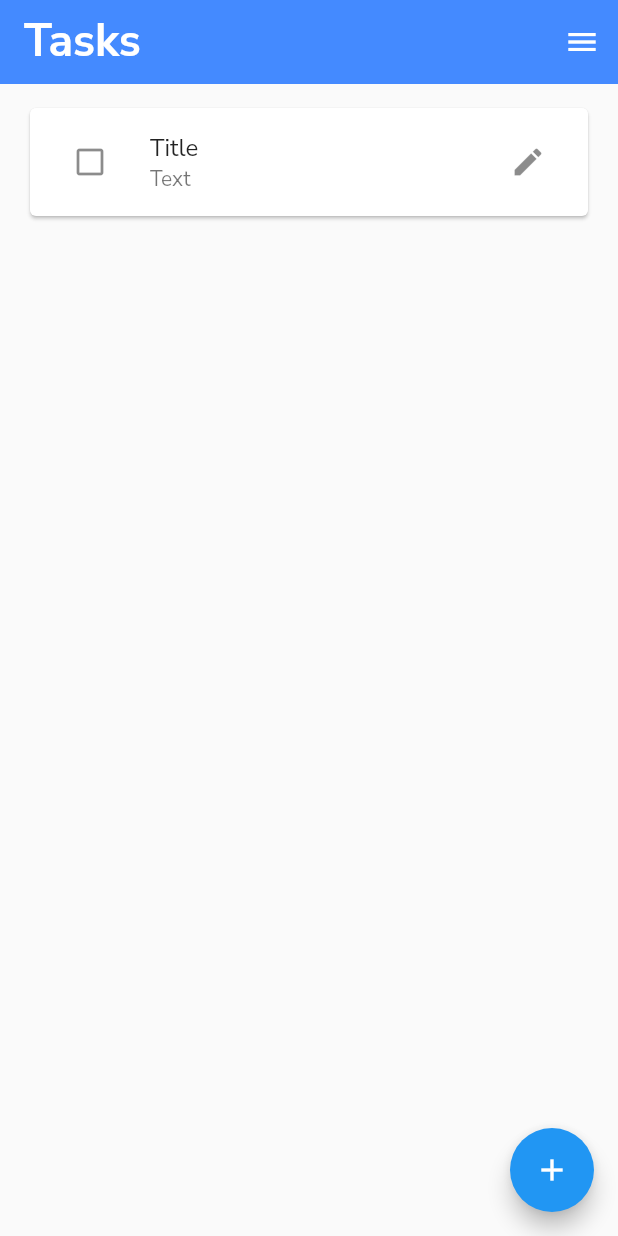
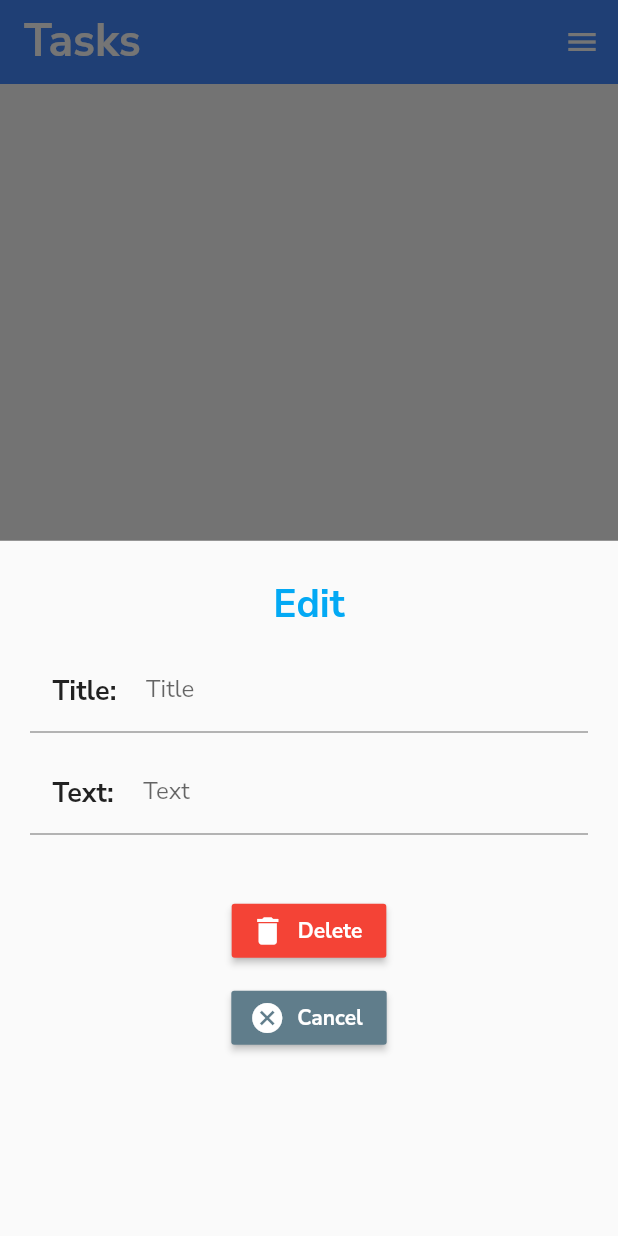
Before and after one commit to Srdgn/TodoApp, a Flutter app: the screen it shows once a user with an empty profile is signed in, after a tap on the "add" icon, on a phone screen of 412 x 824 dp. Run offline on Flutter 3.47's test engine with Material 2 defaults, Android fonts, the phone set to English and light mode, and no system bars; our stand-ins replace cloud_firestore, firebase_auth, firebase_core, google_fonts; accounts and stored records are empty.

Commit message:
Open edit page when add a new task

```diff
--- a/todoapp/lib/home/editTask.dart
+++ b/todoapp/lib/home/editTask.dart
@@ -19,8 +19,8 @@ class _EditTaskState extends State<EditTask> {
     String text = task.text;
     String title = task.title;
     final FirebaseAuth auth = FirebaseAuth.instance;
-      final User? user = auth.currentUser;
-      final uid = user!.uid;
+    final User? user = auth.currentUser;
+    final uid = user!.uid;
     Future<void> _showDelete(){
 
       return showDialog<void>(
@@ -48,8 +48,8 @@ class _EditTaskState extends State<EditTask> {
                   RaisedButton.icon(
                   color: Colors.blueGrey,
                   onPressed: (){Navigator.pop(context);},
-                  icon: Icon(Icons.cancel,color: Colors.white,),
-                  label: Text("Cancel",style:TextStyle(color: Colors.white,fontWeight: FontWeight.bold)),
+                  icon:  Icon(Icons.cancel,color: Colors.white,),
+                  label:  Text("Cancel",style:TextStyle(color: Colors.white,fontWeight: FontWeight.bold)),
                   ),
                 ],
               ),
@@ -76,13 +76,12 @@ class _EditTaskState extends State<EditTask> {
             TextFormField(
               initialValue: title,
               decoration: InputDecoration(
-                prefixStyle: TextStyle(fontWeight: FontWeight.bold),
-                prefix: Text(
+                prefixIcon: Padding(padding: EdgeInsets.symmetric(horizontal:15, vertical: 8), child: Text(
                   "Title: ",
                   style: TextStyle(fontSize:18 ,fontWeight: FontWeight.bold),
-                ),
-                hintText: text,
-                contentPadding: EdgeInsets.all(12.0),
+                ),),
+                hintText: "Title",
+                contentPadding: EdgeInsets.symmetric(horizontal:15, vertical: 8),
                 ),
                 onChanged: (title) => DatabaseService(uid: user.uid).updateTaskData(widget.task.id,title, widget.task.text, widget.task.uid, widget.task.checked ),
             ),
@@ -90,13 +89,13 @@ class _EditTaskState extends State<EditTask> {
             TextFormField(
               initialValue: text,
               decoration: InputDecoration(
-                prefixStyle: TextStyle(fontWeight: FontWeight.bold),
-                prefix: Text(
+                prefixIcon: Padding(padding: EdgeInsets.symmetric(horizontal:15, vertical: 8), child: Text(
                   "Text: ",
                   style: TextStyle(fontSize:18 ,fontWeight: FontWeight.bold),
-                ),
-                hintText: text,
-                contentPadding: EdgeInsets.all(12.0),
+                ),),
+
+                hintText: "Text",
+                contentPadding: EdgeInsets.symmetric(horizontal:15, vertical: 8),
                 ),
               onChanged: (text) => DatabaseService(uid: user.uid).updateTaskData(widget.task.id,widget.task.title, text, widget.task.uid, widget.task.checked ),
             ),
--- a/todoapp/lib/screens/homepage.dart
+++ b/todoapp/lib/screens/homepage.dart
@@ -7,7 +7,8 @@ import 'package:provider/provider.dart';
 import 'package:todoapp/models/task.dart';
 import 'package:uuid/uuid.dart';
 import "package:todoapp/home/navigationDrawer.dart";
-
+import 'package:todoapp/home/editTask.dart';
+import "package:cloud_firestore/cloud_firestore.dart";
 class Homepage extends StatefulWidget {
 
   @override
@@ -38,10 +39,14 @@ class _HomepageState extends State<Homepage> {
           body: TaskList(),
           floatingActionButton: FloatingActionButton(
             onPressed: ()async{
-              var uuid = Uuid();
+              var id = Uuid();
               final User? user = auth.currentUser;
               final uid = user!.uid;
-              await DatabaseService(uid: user.uid).updateTaskData(uuid.v1(),"Title","Text", user.uid, false);
+              //task = tasks.where((element) => element.id == uuid).first;
+              Task task = Task(id: id.v1(),title: "",text: "" ,uid: user.uid,checked: false);
+              await showModalBottomSheet(context: context,builder: (context){
+                return EditTask(task: task);
+              });
             },
             child: Icon(Icons.add),
 
```
